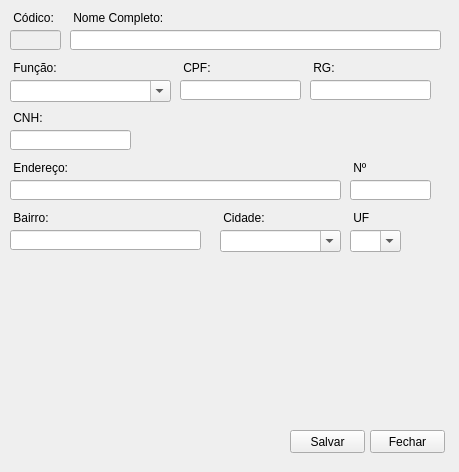
The window that frms/frm_cadastroColab.ui (luissantananet/cadastro_colaborador) describes before a commit, drawn with Qt 5.
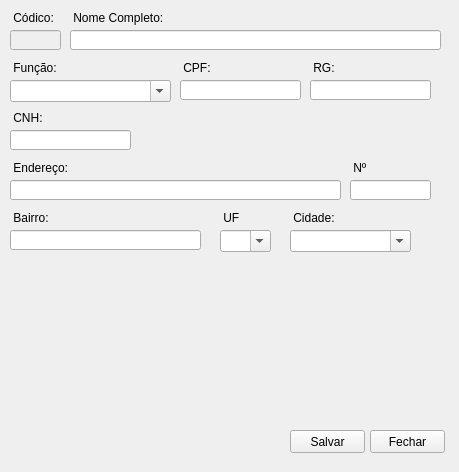
The same window after the commit.

The edit to the form file:
```diff
--- a/frms/frm_cadastroColab.ui
+++ b/frms/frm_cadastroColab.ui
@@ -231,7 +231,7 @@
     </property>
     <property name="geometry">
      <rect>
-      <x>350</x>
+      <x>220</x>
       <y>230</y>
       <width>51</width>
       <height>22</height>
@@ -270,7 +270,7 @@
     </property>
     <property name="geometry">
      <rect>
-      <x>220</x>
+      <x>290</x>
       <y>230</y>
       <width>121</width>
       <height>22</height>
@@ -309,7 +309,7 @@
    <widget class="QLabel" name="label_13">
     <property name="geometry">
      <rect>
-      <x>220</x>
+      <x>290</x>
       <y>210</y>
       <width>101</width>
       <height>16</height>
@@ -322,7 +322,7 @@
    <widget class="QLabel" name="label_14">
     <property name="geometry">
      <rect>
-      <x>350</x>
+      <x>220</x>
       <y>210</y>
       <width>51</width>
       <height>16</height>
```
Left out of the diff: 18 changed lines with no effect on the pictures.
